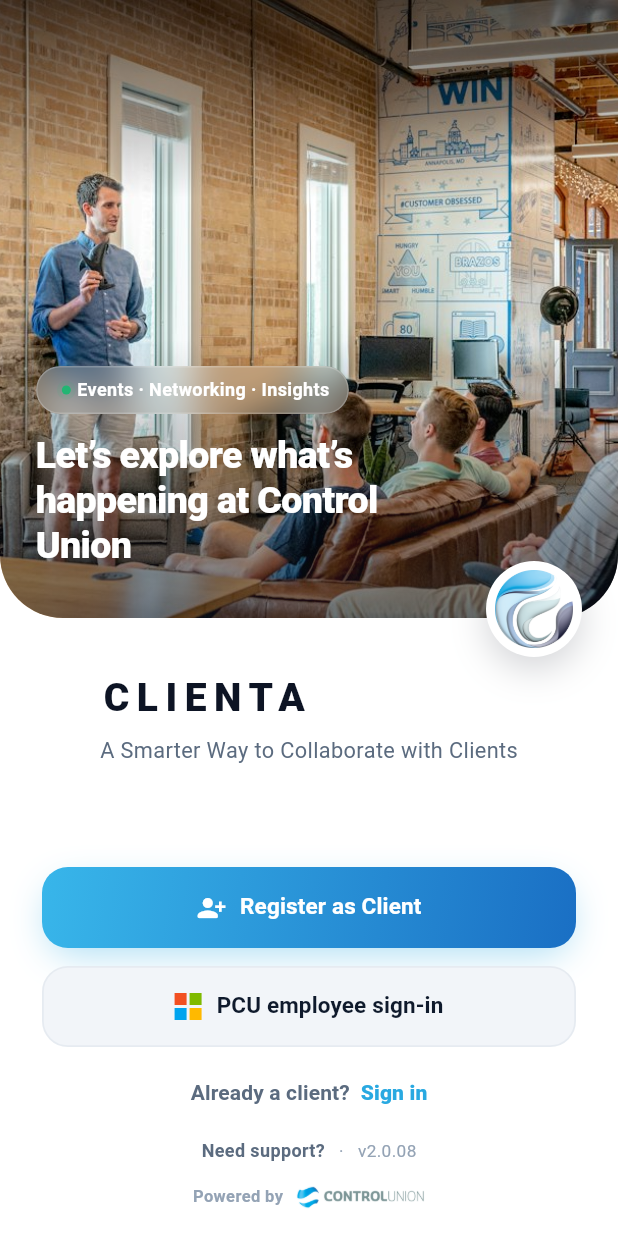
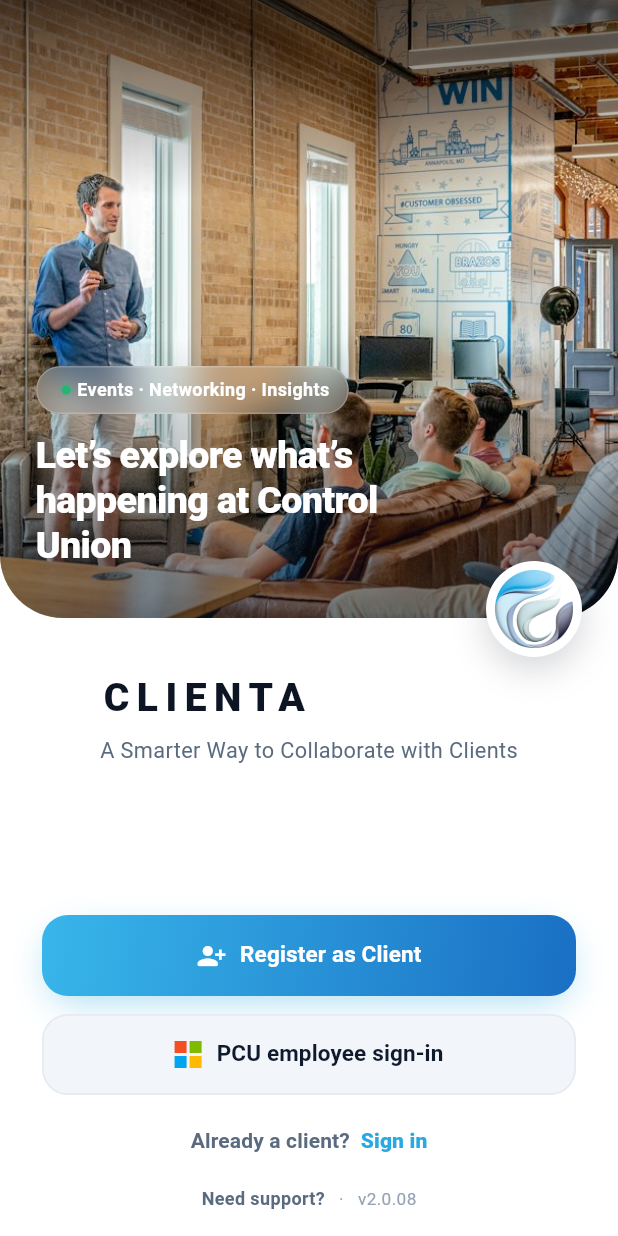
Before and after one commit to Nisal2522/CLIENTA, a Flutter app: the screen it shows after launch, after a tap on "Skip", on a phone screen of 412 x 824 dp. Run offline on Flutter 3.47's test engine with Material 3 defaults, Android fonts, the phone set to English and light mode, and no system bars; accounts and stored records are empty.

Commit message:
Welcome screen update

```diff
--- a/clienta_app/lib/features/auth/welcome_screen.dart
+++ b/clienta_app/lib/features/auth/welcome_screen.dart
@@ -185,15 +185,6 @@ class WelcomeScreen extends StatelessWidget {
                             Text('   ·   v2.0.08', style: TextStyle(color: pal.textFaint, fontSize: 11.5)),
                           ],
                         ),
-                        const SizedBox(height: 12),
-                        Row(
-                          mainAxisAlignment: MainAxisAlignment.center,
-                          children: [
-                            Text('Powered by', style: TextStyle(color: pal.textFaint, fontSize: 11, fontWeight: FontWeight.w600)),
-                            const SizedBox(width: 8),
-                            Image.asset('assets/images/control_union_logo.png', height: 20, fit: BoxFit.contain),
-                          ],
-                        ),
                       ],
                     ),
                   ),
```
Also changed, not shown: clienta_app/lib/app.dart (+0 -11 lines).
